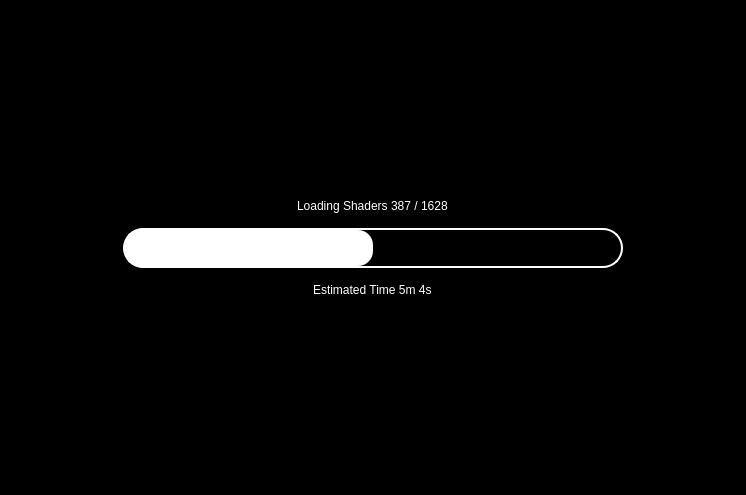
Above: src/yuzu/loading_screen.ui from EddieRicobom/eggcellent before the change. Below: the same form after it.
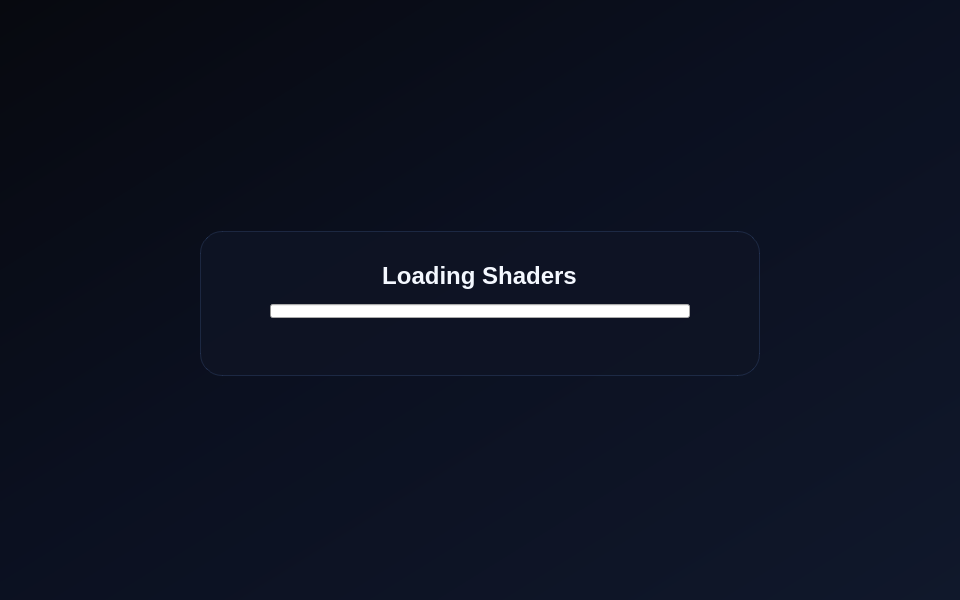
That is the form after the change.

Commit message: Refine Qt loading and game list UI

Patch:
```diff
--- a/src/yuzu/loading_screen.ui
+++ b/src/yuzu/loading_screen.ui
@@ -6,12 +6,17 @@
    <rect>
     <x>0</x>
     <y>0</y>
-    <width>746</width>
-    <height>495</height>
+    <width>960</width>
+    <height>600</height>
    </rect>
   </property>
   <property name="styleSheet">
-   <string notr="true">background-color: rgb(0, 0, 0);</string>
+   <string notr="true">QWidget#LoadingScreen {
+    background-color: qlineargradient(x1:0, y1:0, x2:1, y2:1, stop:0 #07090f, stop:0.45 #0b1020, stop:1 #10182b);
+}
+QWidget#fade_parent {
+    background-color: transparent;
+}</string>
   </property>
   <layout class="QVBoxLayout">
    <property name="spacing">
@@ -36,17 +41,19 @@
        <number>0</number>
       </property>
       <property name="leftMargin">
-       <number>0</number>
+       <number>48</number>
       </property>
       <property name="topMargin">
-       <number>0</number>
+       <number>36</number>
       </property>
       <property name="rightMargin">
-       <number>0</number>
+       <number>48</number>
       </property>
       <property name="bottomMargin">
-       <number>0</number>
+       <number>36</number>
       </property>
+      <item>
+       <layout class="QHBoxLayout" name="headerLayout">
       <item alignment="Qt::AlignLeft|Qt::AlignTop">
        <widget class="QLabel" name="logo">
         <property name="text">
@@ -55,93 +62,168 @@
         <property name="alignment">
          <set>Qt::AlignLeading|Qt::AlignLeft|Qt::AlignTop</set>
         </property>
-        <property name="margin">
-         <number>30</number>
-        </property>
        </widget>
       </item>
       <item>
-       <layout class="QVBoxLayout" name="verticalLayout" stretch="1,0,1">
+         <spacer name="headerSpacer">
+          <property name="orientation">
+           <enum>Qt::Horizontal</enum>
+          </property>
+          <property name="sizeHint" stdset="0">
+           <size>
+            <width>40</width>
+            <height>20</height>
+           </size>
+          </property>
+         </spacer>
+        </item>
+       </layout>
+      </item>
+      <item>
+       <spacer name="topSpacer">
+        <property name="orientation">
+         <enum>Qt::Vertical</enum>
+        </property>
+        <property name="sizeHint" stdset="0">
+         <size>
+          <width>20</width>
+          <height>40</height>
+         </size>
+        </property>
+       </spacer>
+      </item>
+      <item alignment="Qt::AlignHCenter">
+       <widget class="QFrame" name="loadingCard">
+        <property name="minimumSize">
+         <size>
+          <width>560</width>
+          <height>0</height>
+         </size>
+        </property>
+        <property name="maximumSize">
+         <size>
+          <width>760</width>
+          <height>16777215</height>
+         </size>
+        </property>
+        <property name="styleSheet">
+         <string notr="true">QFrame#loadingCard {
+    background-color: rgba(14, 20, 36, 220);
+    border: 1px solid rgba(120, 170, 255, 38);
+    border-radius: 22px;
+}</string>
+        </property>
+        <property name="frameShape">
+         <enum>QFrame::NoFrame</enum>
+        </property>
+        <layout class="QVBoxLayout" name="verticalLayout">
         <property name="spacing">
-         <number>15</number>
-        </property>
-        <property name="sizeConstraint">
-         <enum>QLayout::SetNoConstraint</enum>
-        </property>
-        <item alignment="Qt::AlignHCenter|Qt::AlignBottom">
+          <number>14</number>
+         </property>
+         <property name="leftMargin">
+          <number>34</number>
+         </property>
+         <property name="topMargin">
+          <number>30</number>
+         </property>
+         <property name="rightMargin">
+          <number>34</number>
+         </property>
+         <property name="bottomMargin">
+          <number>28</number>
+         </property>
+         <item alignment="Qt::AlignHCenter">
          <widget class="QLabel" name="stage">
-          <property name="sizePolicy">
-           <sizepolicy hsizetype="Minimum" vsizetype="Minimum">
-            <horstretch>0</horstretch>
-            <verstretch>0</verstretch>
-           </sizepolicy>
-          </property>
           <property name="styleSheet">
-           <string notr="true">background-color: black; color: white;
-font: 75 20pt &quot;Arial&quot;;</string>
+            <string notr="true">QLabel {
+    background-color: transparent;
+    color: #f4f8ff;
+    font-size: 24px;
+    font-weight: 600;
+}</string>
           </property>
           <property name="text">
-           <string>Loading Shaders 387 / 1628</string>
+            <string>Loading Shaders</string>
+           </property>
+           <property name="alignment">
+            <set>Qt::AlignCenter</set>
           </property>
          </widget>
         </item>
-        <item alignment="Qt::AlignHCenter|Qt::AlignTop">
+         <item alignment="Qt::AlignHCenter">
          <widget class="QProgressBar" name="progress_bar">
           <property name="sizePolicy">
-           <sizepolicy hsizetype="Expanding" vsizetype="Preferred">
+            <sizepolicy hsizetype="Expanding" vsizetype="Fixed">
             <horstretch>0</horstretch>
             <verstretch>0</verstretch>
            </sizepolicy>
           </property>
           <property name="minimumSize">
            <size>
-            <width>500</width>
-            <height>40</height>
-           </size>
-          </property>
-          <property name="styleSheet">
-           <string notr="true">QProgressBar {
-color: white;
-border: 2px solid white;
-outline-color: black;
-border-radius: 20px;
-}
-QProgressBar::chunk {
-background-color: white;
-border-radius: 15px;
-}</string>
+             <width>420</width>
+             <height>14</height>
+            </size>
+           </property>
+           <property name="maximumSize">
+            <size>
+             <width>620</width>
+             <height>14</height>
+            </size>
           </property>
           <property name="value">
-           <number>50</number>
+            <number>0</number>
           </property>
           <property name="textVisible">
            <bool>false</bool>
           </property>
           <property name="format">
-           <string>Loading Shaders %v out of %m</string>
+            <string>%v / %m</string>
           </property>
          </widget>
         </item>
-        <item alignment="Qt::AlignHCenter|Qt::AlignTop">
+         <item alignment="Qt::AlignHCenter">
          <widget class="QLabel" name="value">
           <property name="toolTip">
            <string notr="true"/>
           </property>
           <property name="styleSheet">
-           <string notr="true">background-color: black; color: white;
-font: 75 15pt &quot;Arial&quot;;</string>
+            <string notr="true">QLabel {
+    background-color: transparent;
+    color: #9fb3d9;
+    font-size: 13px;
+    font-weight: 500;
+}</string>
           </property>
           <property name="text">
-           <string>Estimated Time 5m 4s</string>
+            <string/>
+           </property>
+           <property name="alignment">
+            <set>Qt::AlignCenter</set>
           </property>
          </widget>
         </item>
        </layout>
+       </widget>
+      </item>
+      <item>
+       <spacer name="middleSpacer">
+        <property name="orientation">
+         <enum>Qt::Vertical</enum>
+        </property>
+        <property name="sizeHint" stdset="0">
+         <size>
+          <width>20</width>
+          <height>40</height>
+         </size>
+        </property>
+       </spacer>
       </item>
       <item alignment="Qt::AlignRight|Qt::AlignBottom">
        <widget class="QLabel" name="banner">
         <property name="styleSheet">
-         <string notr="true">background-color: black;</string>
+         <string notr="true">QLabel {
+    background-color: transparent;
+}</string>
         </property>
         <property name="text">
          <string/>
@@ -149,9 +231,6 @@
         <property name="alignment">
          <set>Qt::AlignCenter</set>
         </property>
-        <property name="margin">
-         <number>30</number>
-        </property>
        </widget>
       </item>
      </layout>
```
Lines whose indentation alone changed are shown as unchanged. The commit also changes 11 other files.
